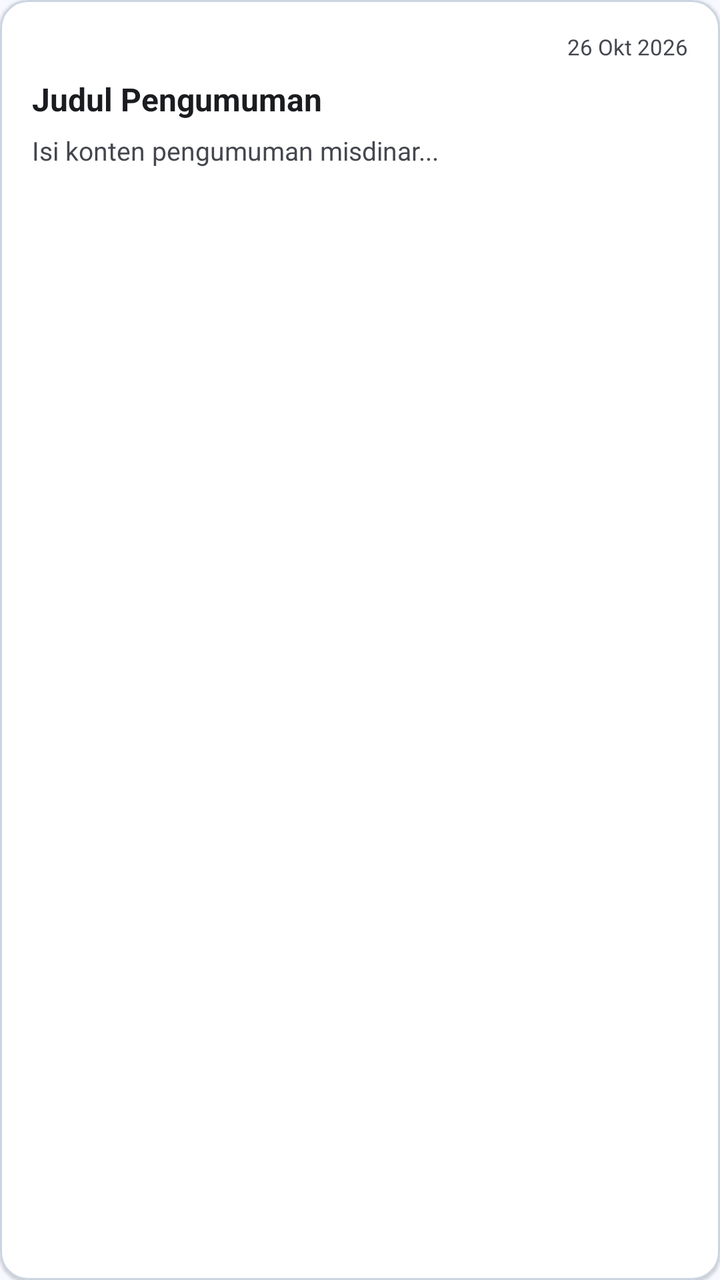
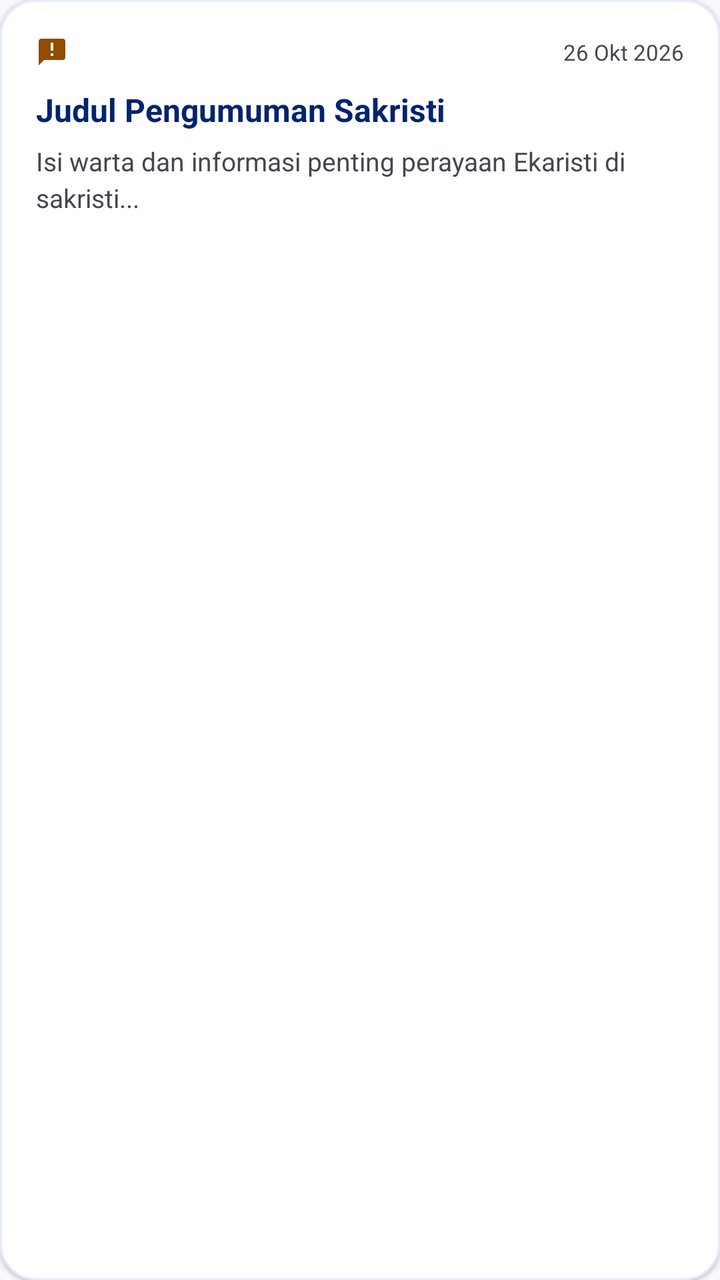

Screens rendered from an Android XML layout before and after an edit, with the pre-edit source and the edit as a unified diff.
<!-- AndroidManifest.xml: application theme Theme.SiDinarRegina -->
<!-- res/layout/item_announcement.xml -->
<?xml version="1.0" encoding="utf-8"?>
<com.google.android.material.card.MaterialCardView xmlns:android="http://schemas.android.com/apk/res/android"
    xmlns:app="http://schemas.android.com/apk/res-auto"
    android:layout_width="match_parent"
    android:layout_height="wrap_content"
    android:layout_marginHorizontal="16dp"
    android:layout_marginVertical="6dp"
    app:cardCornerRadius="14dp"
    app:cardElevation="1dp"
    app:strokeColor="#CBD5E1"
    app:strokeWidth="1dp"
    app:cardBackgroundColor="@color/surface">

    <LinearLayout
        android:layout_width="match_parent"
        android:layout_height="wrap_content"
        android:orientation="vertical"
        android:padding="16dp">

        <LinearLayout
            android:layout_width="match_parent"
            android:layout_height="wrap_content"
            android:gravity="center_vertical"
            android:orientation="horizontal">

            <TextView
                android:id="@+id/tvPinnedBadge"
                android:layout_width="wrap_content"
                android:layout_height="wrap_content"
                android:background="@drawable/bg_pill_warning"
                android:paddingHorizontal="8dp"
                android:paddingVertical="2dp"
                android:text="📌 PENTING"
                android:textColor="@color/warning"
                android:textSize="10sp"
                android:textStyle="bold"
                android:visibility="gone" />

            <View
                android:layout_width="0dp"
                android:layout_height="0dp"
                android:layout_weight="1" />

            <TextView
                android:id="@+id/tvDate"
                android:layout_width="wrap_content"
                android:layout_height="wrap_content"
                android:text="26 Okt 2026"
                android:textColor="@color/text_secondary"
                android:textSize="11sp" />
        </LinearLayout>

        <TextView
            android:id="@+id/tvJudul"
            android:layout_width="match_parent"
            android:layout_height="wrap_content"
            android:layout_marginTop="8dp"
            android:text="Judul Pengumuman"
            android:textColor="@color/text_primary"
            android:textSize="16sp"
            android:textStyle="bold" />

        <TextView
            android:id="@+id/tvIsi"
            android:layout_width="match_parent"
            android:layout_height="wrap_content"
            android:layout_marginTop="6dp"
            android:lineSpacingExtra="3dp"
            android:text="Isi konten pengumuman misdinar..."
            android:textColor="@color/text_secondary"
            android:textSize="13sp" />

        
        <LinearLayout
            android:id="@+id/layoutAdminActions"
            android:layout_width="match_parent"
            android:layout_height="wrap_content"
            android:layout_marginTop="10dp"
            android:gravity="end"
            android:orientation="horizontal"
            android:visibility="gone">

            <com.google.android.material.button.MaterialButton
                android:id="@+id/btnEditAnnouncement"
                style="@style/Widget.Material3.Button.TextButton"
                android:layout_width="wrap_content"
                android:layout_height="wrap_content"
                android:text="Edit"
                android:textSize="12sp"
                android:textColor="@color/primary" />

            <com.google.android.material.button.MaterialButton
                android:id="@+id/btnDeleteAnnouncement"
                style="@style/Widget.Material3.Button.TextButton"
                android:layout_width="wrap_content"
                android:layout_height="wrap_content"
                android:text="Hapus"
                android:textSize="12sp"
                android:textColor="@color/error" />
        </LinearLayout>

    </LinearLayout>
</com.google.android.material.card.MaterialCardView>
<!-- resources referenced by this layout -->
<resources>
  <color name="error">#DC2626</color>
  <color name="primary">#00236F</color>
  <color name="surface">#FFFFFF</color>
  <color name="text_primary">#1A1C20</color>
  <color name="text_secondary">#44474E</color>
  <color name="warning">#D97706</color>
  <!-- drawable bg_pill_warning (drawable) -->
  <shape xmlns:android="http://schemas.android.com/apk/res/android"
      android:shape="rectangle">
      <corners android:radius="999dp" />
      <solid android:color="@color/warning_container" />
  </shape>
  <style name="Theme.SiDinarRegina" parent="Theme.Material3.DayNight.NoActionBar">
          <item name="colorPrimary">@color/primary</item>
          <item name="colorSecondary">@color/secondary</item>
          <item name="android:statusBarColor">@color/primary</item>
          <item name="android:navigationBarColor">@color/background</item>
          <item name="android:windowBackground">@color/background</item>
      </style>
  <color name="warning_container">#FEF3C7</color>
  <color name="secondary">#904D00</color>
  <color name="background">#F8F9FF</color>
</resources>

<!-- the commit's change to res/layout/item_announcement.xml (unified diff, before → after) -->
@@ -5,36 +5,51 @@
     android:layout_height="wrap_content"
     android:layout_marginHorizontal="16dp"
     android:layout_marginVertical="6dp"
-    app:cardCornerRadius="14dp"
+    app:cardCornerRadius="18dp"
     app:cardElevation="1dp"
-    app:strokeColor="#CBD5E1"
+    app:strokeColor="@color/surface_container"
     app:strokeWidth="1dp"
-    app:cardBackgroundColor="@color/surface">
+    app:cardBackgroundColor="@color/surface_container_lowest">
 
     <LinearLayout
         android:layout_width="match_parent"
         android:layout_height="wrap_content"
         android:orientation="vertical"
-        android:padding="16dp">
+        android:padding="18dp">
 
+        
         <LinearLayout
             android:layout_width="match_parent"
             android:layout_height="wrap_content"
             android:gravity="center_vertical"
             android:orientation="horizontal">
 
-            <TextView
-                android:id="@+id/tvPinnedBadge"
+            <LinearLayout
                 android:layout_width="wrap_content"
                 android:layout_height="wrap_content"
-                android:background="@drawable/bg_pill_warning"
-                android:paddingHorizontal="8dp"
-                android:paddingVertical="2dp"
-                android:text="📌 PENTING"
-                android:textColor="@color/warning"
-                android:textSize="10sp"
-                android:textStyle="bold"
-                android:visibility="gone" />
+                android:gravity="center_vertical"
+                android:orientation="horizontal">
+
+                <ImageView
+                    android:layout_width="16dp"
+                    android:layout_height="16dp"
+                    android:src="@drawable/ic_announcement"
+                    app:tint="@color/secondary" />
+
+                <TextView
+                    android:id="@+id/tvPinnedBadge"
+                    android:layout_width="wrap_content"
+                    android:layout_height="wrap_content"
+                    android:layout_marginStart="6dp"
+                    android:background="@drawable/bg_badge_gold"
+                    android:paddingHorizontal="8dp"
+                    android:paddingVertical="2dp"
+                    android:text="📌 Pengumuman Utama"
+                    android:textColor="@color/secondary"
+                    android:textSize="10sp"
+                    android:textStyle="bold"
+                    android:visibility="gone" />
+            </LinearLayout>
 
             <View
                 android:layout_width="0dp"
@@ -46,28 +61,30 @@
                 android:layout_width="wrap_content"
                 android:layout_height="wrap_content"
                 android:text="26 Okt 2026"
-                android:textColor="@color/text_secondary"
+                android:textColor="@color/on_surface_variant"
                 android:textSize="11sp" />
         </LinearLayout>
 
+        
         <TextView
             android:id="@+id/tvJudul"
             android:layout_width="match_parent"
             android:layout_height="wrap_content"
-            android:layout_marginTop="8dp"
-            android:text="Judul Pengumuman"
-            android:textColor="@color/text_primary"
+            android:layout_marginTop="10dp"
+            android:text="Judul Pengumuman Sakristi"
+            android:textColor="@color/primary"
             android:textSize="16sp"
             android:textStyle="bold" />
 
+        
         <TextView
             android:id="@+id/tvIsi"
             android:layout_width="match_parent"
             android:layout_height="wrap_content"
             android:layout_marginTop="6dp"
             android:lineSpacingExtra="3dp"
-            android:text="Isi konten pengumuman misdinar..."
-            android:textColor="@color/text_secondary"
+            android:text="Isi warta dan informasi penting perayaan Ekaristi di sakristi..."
+            android:textColor="@color/on_surface_variant"
             android:textSize="13sp" />
 
         
@@ -75,28 +92,31 @@
             android:id="@+id/layoutAdminActions"
             android:layout_width="match_parent"
             android:layout_height="wrap_content"
-            android:layout_marginTop="10dp"
+            android:layout_marginTop="12dp"
             android:gravity="end"
             android:orientation="horizontal"
             android:visibility="gone">
 
             <com.google.android.material.button.MaterialButton
                 android:id="@+id/btnEditAnnouncement"
-                style="@style/Widget.Material3.Button.TextButton"
+                style="@style/Widget.Material3.Button.TonalButton"
                 android:layout_width="wrap_content"
-                android:layout_height="wrap_content"
+                android:layout_height="36dp"
+                android:layout_marginEnd="8dp"
                 android:text="Edit"
-                android:textSize="12sp"
-                android:textColor="@color/primary" />
+                android:textSize="11sp"
+                app:cornerRadius="8dp" />
 
             <com.google.android.material.button.MaterialButton
                 android:id="@+id/btnDeleteAnnouncement"
-                style="@style/Widget.Material3.Button.TextButton"
+                style="@style/Widget.Material3.Button.OutlinedButton"
                 android:layout_width="wrap_content"
-                android:layout_height="wrap_content"
+                android:layout_height="36dp"
                 android:text="Hapus"
-                android:textSize="12sp"
-                android:textColor="@color/error" />
+                android:textColor="@color/error"
+                app:strokeColor="@color/error"
+                android:textSize="11sp"
+                app:cornerRadius="8dp" />
         </LinearLayout>
 
     </LinearLayout>
<!-- resource entries referenced after the edit -->
@@ -1,17 +1,8 @@
 <!-- resources referenced by this layout -->
 <resources>
-  <color name="error">#DC2626</color>
+  <color name="error">#BA1A1A</color>
+  <color name="on_surface_variant">#444651</color>
   <color name="primary">#00236F</color>
-  <color name="surface">#FFFFFF</color>
-  <color name="text_primary">#1A1C20</color>
-  <color name="text_secondary">#44474E</color>
-  <color name="warning">#D97706</color>
-  <!-- drawable bg_pill_warning (drawable) -->
-  <shape xmlns:android="http://schemas.android.com/apk/res/android"
-      android:shape="rectangle">
-      <corners android:radius="999dp" />
-      <solid android:color="@color/warning_container" />
-  </shape>
   <style name="Theme.SiDinarRegina" parent="Theme.Material3.DayNight.NoActionBar">
           <item name="colorPrimary">@color/primary</item>
           <item name="colorSecondary">@color/secondary</item>
@@ -19,8 +10,26 @@
           <item name="android:navigationBarColor">@color/background</item>
           <item name="android:windowBackground">@color/background</item>
       </style>
-  <color name="warning_container">#FEF3C7</color>
   <color name="secondary">#904D00</color>
+  <color name="surface_container">#E5EEFF</color>
+  <color name="surface_container_lowest">#FFFFFF</color>
+  <!-- drawable bg_badge_gold (drawable) -->
+  <?xml version="1.0" encoding="utf-8"?>
+  <shape xmlns:android="http://schemas.android.com/apk/res/android"
+      android:shape="rectangle">
+      <solid android:color="#FFE8D6" />
+      <corners android:radius="999dp" />
+  </shape>
+  <!-- drawable ic_announcement (drawable) -->
+  <vector xmlns:android="http://schemas.android.com/apk/res/android"
+      android:width="24dp"
+      android:height="24dp"
+      android:viewportWidth="24"
+      android:viewportHeight="24">
+    <path
+        android:fillColor="#904D00"
+        android:pathData="M20,2H4c-1.1,0 -1.99,0.9 -1.99,2L2,22l4,-4h14c1.1,0 2,-0.9 2,-2V4c0,-1.1 -0.9,-2 -2,-2zm-7,9h-2V5h2v6zm0,4h-2v-2h2v2z"/>
+  </vector>
   <color name="background">#F8F9FF</color>
 </resources>
 
